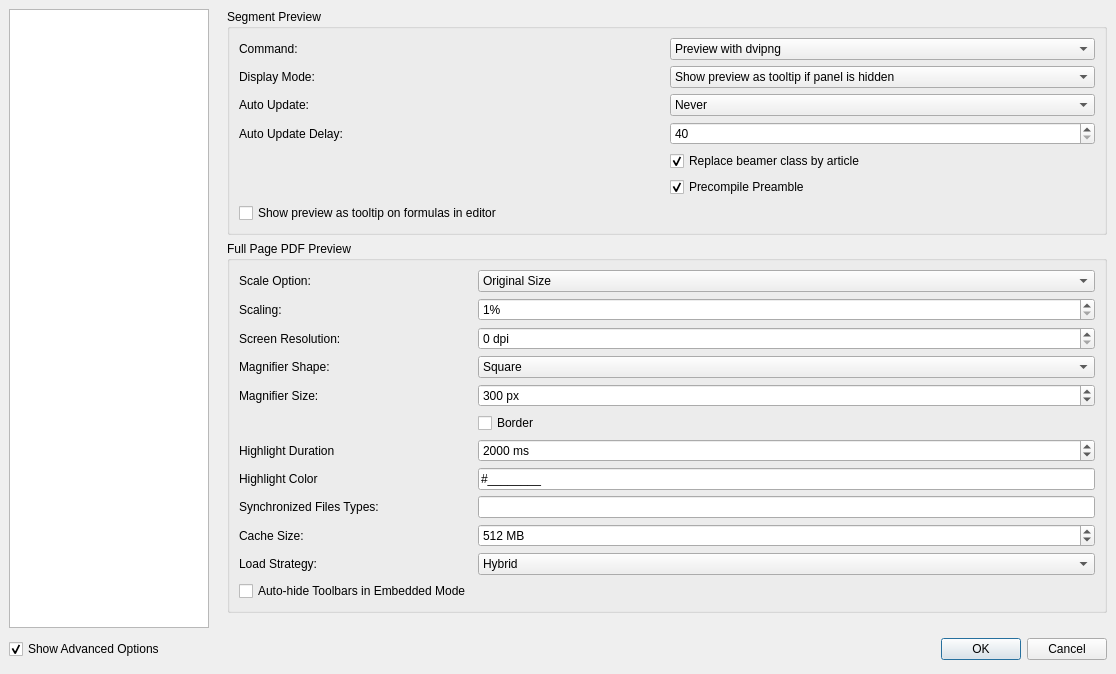
The window that configdialog.ui (texstudio-org/texstudio) describes before a commit, drawn with Qt 5.
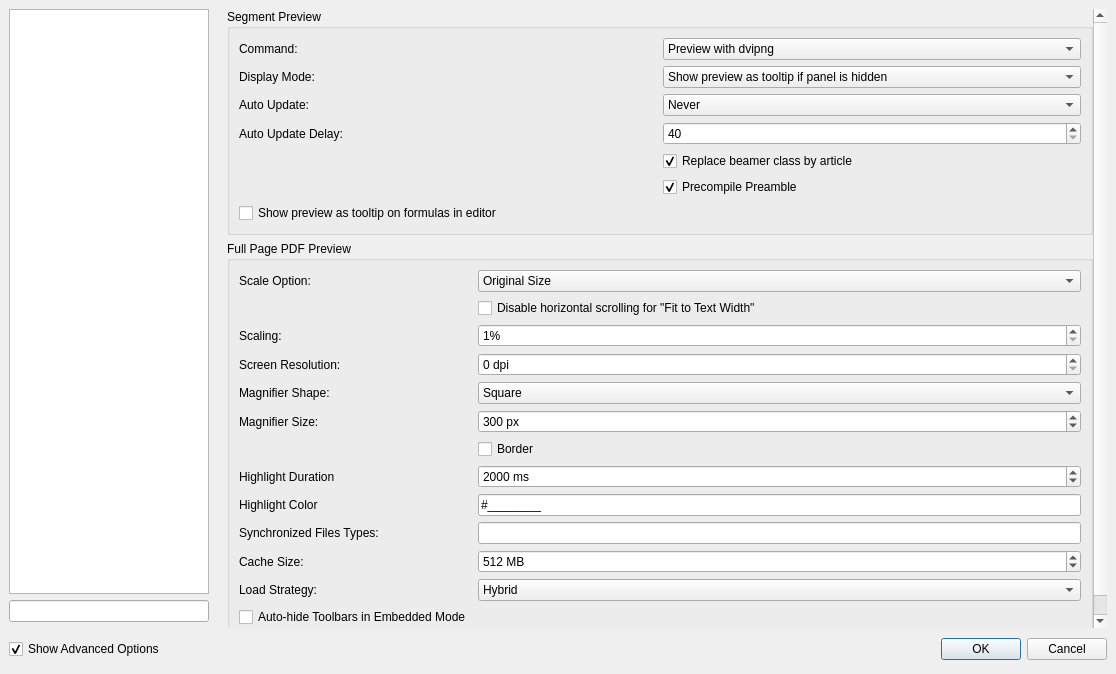
The same window after the commit. The open tabs and pages were chosen to show the change. Icons and pictures are not drawn.

```diff
--- a/configdialog.ui
+++ b/configdialog.ui
@@ -32,100 +32,7 @@
    <property name="verticalSpacing">
     <number>6</number>
    </property>
-   <item row="0" column="0" rowspan="2">
-    <widget class="QListWidget" name="contentsWidget">
-     <property name="sizePolicy">
-      <sizepolicy hsizetype="Preferred" vsizetype="Expanding">
-       <horstretch>0</horstretch>
-       <verstretch>0</verstretch>
-      </sizepolicy>
-     </property>
-     <property name="minimumSize">
-      <size>
-       <width>200</width>
-       <height>410</height>
-      </size>
-     </property>
-     <property name="maximumSize">
-      <size>
-       <width>170</width>
-       <height>32000</height>
-      </size>
-     </property>
-     <property name="horizontalScrollBarPolicy">
-      <enum>Qt::ScrollBarAlwaysOff</enum>
-     </property>
-     <property name="currentRow">
-      <number>-1</number>
-     </property>
-    </widget>
-   </item>
-   <item row="2" column="5">
-    <layout class="QHBoxLayout">
-     <property name="spacing">
-      <number>6</number>
-     </property>
-     <property name="sizeConstraint">
-      <enum>QLayout::SetMinimumSize</enum>
-     </property>
-     <property name="leftMargin">
-      <number>0</number>
-     </property>
-     <property name="topMargin">
-      <number>0</number>
-     </property>
-     <property name="rightMargin">
-      <number>0</number>
-     </property>
-     <property name="bottomMargin">
-      <number>0</number>
-     </property>
-     <item>
-      <spacer>
-       <property name="orientation">
-        <enum>Qt::Horizontal</enum>
-       </property>
-       <property name="sizeType">
-        <enum>QSizePolicy::Expanding</enum>
-       </property>
-       <property name="sizeHint" stdset="0">
-        <size>
-         <width>407</width>
-         <height>31</height>
-        </size>
-       </property>
-      </spacer>
-     </item>
-     <item>
-      <widget class="QPushButton" name="okButton">
-       <property name="text">
-        <string>OK</string>
-       </property>
-       <property name="default">
-        <bool>true</bool>
-       </property>
-      </widget>
-     </item>
-     <item>
-      <widget class="QPushButton" name="cancelButton">
-       <property name="text">
-        <string>Cancel</string>
-       </property>
-      </widget>
-     </item>
-    </layout>
-   </item>
-   <item row="2" column="0">
-    <widget class="QCheckBox" name="checkBoxShowAdvancedOptions">
-     <property name="text">
-      <string>Show Advanced Options</string>
-     </property>
-     <property name="checked">
-      <bool>true</bool>
-     </property>
-    </widget>
-   </item>
-   <item row="0" column="1" rowspan="2" colspan="5">
+   <item row="0" column="1" rowspan="3" colspan="5">
     <widget class="QStackedWidget" name="pagesWidget">
      <property name="sizePolicy">
       <sizepolicy hsizetype="Expanding" vsizetype="MinimumExpanding">
@@ -3333,6 +3240,33 @@
         <number>0</number>
        </property>
        <item>
+        <widget class="QScrollArea" name="scrollArea_4">
+         <property name="frameShape">
+          <enum>QFrame::NoFrame</enum>
+         </property>
+         <property name="widgetResizable">
+          <bool>true</bool>
+         </property>
+         <widget class="QWidget" name="scrollAreaWidgetContents_6">
+          <property name="geometry">
+           <rect>
+            <x>0</x>
+            <y>0</y>
+            <width>562</width>
+            <height>667</height>
+           </rect>
+          </property>
+          <layout class="QVBoxLayout" name="verticalLayout_13">
+           <property name="leftMargin">
+            <number>0</number>
+           </property>
+           <property name="topMargin">
+            <number>0</number>
+           </property>
+           <property name="rightMargin">
+            <number>0</number>
+           </property>
+           <item>
         <widget class="QGroupBox" name="groupBox_5">
          <property name="title">
           <string>Segment Preview</string>
@@ -3508,7 +3442,7 @@
           <string>Full Page PDF Preview</string>
          </property>
          <layout class="QGridLayout" name="gridLayout_4">
-          <item row="6" column="0">
+              <item row="7" column="0">
            <widget class="QLabel" name="label_66">
             <property name="text">
              <string>Highlight Duration</string>
@@ -3518,7 +3452,7 @@
             </property>
            </widget>
           </item>
-          <item row="6" column="1">
+              <item row="7" column="1">
            <widget class="QSpinBox" name="spinBoxHighlightDuration">
             <property name="specialValueText">
              <string>Infinite</string>
@@ -3573,14 +3507,14 @@
             </item>
            </widget>
           </item>
-          <item row="1" column="0">
+              <item row="2" column="0">
            <widget class="QLabel" name="label_29">
             <property name="text">
              <string>Scaling:</string>
             </property>
            </widget>
           </item>
-          <item row="1" column="1">
+              <item row="2" column="1">
            <widget class="QSpinBox" name="spinBoxPreviewScale">
             <property name="sizePolicy">
              <sizepolicy hsizetype="Minimum" vsizetype="Fixed">
@@ -3599,14 +3533,14 @@
             </property>
            </widget>
           </item>
-          <item row="2" column="0">
+              <item row="3" column="0">
            <widget class="QLabel" name="label_27">
             <property name="text">
              <string>Screen Resolution:</string>
             </property>
            </widget>
           </item>
-          <item row="2" column="1">
+              <item row="3" column="1">
            <widget class="QSpinBox" name="spinBoxPreviewDPI">
             <property name="suffix">
              <string> dpi</string>
@@ -3616,14 +3550,14 @@
             </property>
            </widget>
           </item>
-          <item row="3" column="0">
+              <item row="4" column="0">
            <widget class="QLabel" name="label_26">
             <property name="text">
              <string>Magnifier Shape:</string>
             </property>
            </widget>
           </item>
-          <item row="3" column="1">
+              <item row="4" column="1">
            <widget class="QComboBox" name="comboBoxPreviewMagnifierShape">
             <item>
              <property name="text">
@@ -3637,14 +3571,14 @@
             </item>
            </widget>
           </item>
-          <item row="4" column="0">
+              <item row="5" column="0">
            <widget class="QLabel" name="label_25">
             <property name="text">
              <string>Magnifier Size:</string>
             </property>
            </widget>
           </item>
-          <item row="4" column="1">
+              <item row="5" column="1">
            <widget class="QSpinBox" name="spinBoxPreviewMagnifierSize">
             <property name="suffix">
              <string> px</string>
@@ -3666,14 +3600,14 @@
             </property>
            </widget>
           </item>
-          <item row="5" column="1">
+              <item row="6" column="1">
            <widget class="QCheckBox" name="checkBoxPreviewMagnifierBorder">
             <property name="text">
              <string>Border</string>
             </property>
            </widget>
           </item>
-          <item row="8" column="0">
+              <item row="9" column="0">
            <widget class="QLabel" name="label_34">
             <property name="text">
              <string>Synchronized Files Types:</string>
@@ -3683,7 +3617,7 @@
             </property>
            </widget>
           </item>
-          <item row="8" column="1">
+              <item row="9" column="1">
            <widget class="QLineEdit" name="lineEditPreviewSyncFileMask">
             <property name="sizePolicy">
              <sizepolicy hsizetype="Preferred" vsizetype="Fixed">
@@ -3696,7 +3630,7 @@
             </property>
            </widget>
           </item>
-          <item row="9" column="0">
+              <item row="10" column="0">
            <widget class="QLabel" name="label_18">
             <property name="text">
              <string>Cache Size:</string>
@@ -3706,7 +3640,7 @@
             </property>
            </widget>
           </item>
-          <item row="9" column="1">
+              <item row="10" column="1">
            <widget class="QSpinBox" name="spinBoxCacheSizeMB">
             <property name="suffix">
              <string> MB</string>
@@ -3728,14 +3662,14 @@
             </property>
            </widget>
           </item>
-          <item row="11" column="0">
+              <item row="12" column="0">
            <widget class="QCheckBox" name="autoHideToolbars">
             <property name="text">
              <string>Auto-hide Toolbars in Embedded Mode</string>
             </property>
            </widget>
           </item>
-          <item row="7" column="0">
+              <item row="8" column="0">
            <widget class="QLabel" name="label_67">
             <property name="text">
              <string>Highlight Color</string>
@@ -3745,7 +3679,7 @@
             </property>
            </widget>
           </item>
-          <item row="7" column="1">
+              <item row="8" column="1">
            <widget class="QLineEdit" name="lineEditHighlightColor">
             <property name="toolTip">
              <string>Specify as hexadecimal RGBA value. Note: The transparency is required because the highlighting is drawn on top of the text due to technical limitations.</string>
@@ -3761,7 +3695,7 @@
             </property>
            </widget>
           </item>
-          <item row="10" column="0">
+              <item row="11" column="0">
            <widget class="QLabel" name="label_69">
             <property name="text">
              <string>Load Strategy:</string>
@@ -3771,7 +3705,7 @@
             </property>
            </widget>
           </item>
-          <item row="10" column="1">
+              <item row="11" column="1">
            <widget class="QComboBox" name="comboBoxPDFLoadStrategy">
             <property name="toolTip">
              <string>&lt;html&gt;&lt;head/&gt;&lt;body&gt;&lt;p&gt;Defines how a PDF is loaded:&lt;/p&gt;&lt;p&gt;&lt;b&gt;Buffered:&lt;/b&gt; Load the file into a buffer and check for completeness. Then pass the data on to poppler. This was primarily introduced as a speedup for old poppler versions (&amp;lt;0.24) which were not thread-safe. It has been reported that poppler may crash when loading large buffers. Therefore this option is deprecated.&lt;/p&gt;&lt;p&gt;&lt;b&gt;Direct:&lt;/b&gt; Use native poppler file loading. This is fastest, but does not allow checking for incomplete files.&lt;/p&gt;&lt;p&gt;&lt;b&gt;Hybrid (recommended):&lt;/b&gt; First load file into buffer and check for completeness. Use that buffer for small documents (&amp;lt; 50MB). Large files are loaded using native poppler file loading. This combines file-checking while preventing problems with large PDF files.&lt;/p&gt;&lt;/body&gt;&lt;/html&gt;</string>
@@ -3799,6 +3733,16 @@
             </item>
            </widget>
           </item>
+              <item row="1" column="1">
+               <widget class="QCheckBox" name="checkBoxDisableHorizontalScrollingForFitToTextWidth">
+                <property name="text">
+                 <string>Disable horizontal scrolling for &quot;Fit to Text Width&quot;</string>
+                </property>
+                <property name="advancedOption" stdset="0">
+                 <bool>true</bool>
+                </property>
+               </widget>
+              </item>
          </layout>
         </widget>
        </item>
@@ -3810,10 +3754,14 @@
          <property name="sizeHint" stdset="0">
           <size>
            <width>20</width>
-           <height>359</height>
+               <height>1</height>
           </size>
          </property>
         </spacer>
+           </item>
+          </layout>
+         </widget>
+        </widget>
        </item>
       </layout>
      </widget>
@@ -3893,6 +3841,112 @@
      </widget>
     </widget>
    </item>
+   <item row="4" column="0">
+    <widget class="QCheckBox" name="checkBoxShowAdvancedOptions">
+     <property name="text">
+      <string>Show Advanced Options</string>
+     </property>
+     <property name="checked">
+      <bool>true</bool>
+     </property>
+    </widget>
+   </item>
+   <item row="4" column="5">
+    <layout class="QHBoxLayout">
+     <property name="spacing">
+      <number>6</number>
+     </property>
+     <property name="sizeConstraint">
+      <enum>QLayout::SetMinimumSize</enum>
+     </property>
+     <property name="leftMargin">
+      <number>0</number>
+     </property>
+     <property name="topMargin">
+      <number>0</number>
+     </property>
+     <property name="rightMargin">
+      <number>0</number>
+     </property>
+     <property name="bottomMargin">
+      <number>0</number>
+     </property>
+     <item>
+      <spacer>
+       <property name="orientation">
+        <enum>Qt::Horizontal</enum>
+       </property>
+       <property name="sizeType">
+        <enum>QSizePolicy::Expanding</enum>
+       </property>
+       <property name="sizeHint" stdset="0">
+        <size>
+         <width>407</width>
+         <height>31</height>
+        </size>
+       </property>
+      </spacer>
+     </item>
+     <item>
+      <widget class="QPushButton" name="okButton">
+       <property name="text">
+        <string>OK</string>
+       </property>
+       <property name="default">
+        <bool>true</bool>
+       </property>
+      </widget>
+     </item>
+     <item>
+      <widget class="QPushButton" name="cancelButton">
+       <property name="text">
+        <string>Cancel</string>
+       </property>
+      </widget>
+     </item>
+    </layout>
+   </item>
+   <item row="0" column="0">
+    <widget class="QListWidget" name="contentsWidget">
+     <property name="sizePolicy">
+      <sizepolicy hsizetype="Preferred" vsizetype="Expanding">
+       <horstretch>0</horstretch>
+       <verstretch>0</verstretch>
+      </sizepolicy>
+     </property>
+     <property name="minimumSize">
+      <size>
+       <width>200</width>
+       <height>410</height>
+      </size>
+     </property>
+     <property name="maximumSize">
+      <size>
+       <width>170</width>
+       <height>32000</height>
+      </size>
+     </property>
+     <property name="horizontalScrollBarPolicy">
+      <enum>Qt::ScrollBarAlwaysOff</enum>
+     </property>
+     <property name="currentRow">
+      <number>-1</number>
+     </property>
+    </widget>
+   </item>
+   <item row="1" column="0">
+    <widget class="QLineEdit" name="lineEditMetaFilter">
+     <property name="sizePolicy">
+      <sizepolicy hsizetype="Preferred" vsizetype="Fixed">
+       <horstretch>0</horstretch>
+       <verstretch>0</verstretch>
+      </sizepolicy>
+     </property>
+     <property name="text">
+      <string/>
+     </property>
+    </widget>
+   </item>
   </layout>
  </widget>
  <tabstops>
```
Left out of the diff: 347 changed lines with no effect on the pictures. Lines whose indentation alone changed are shown as unchanged.
